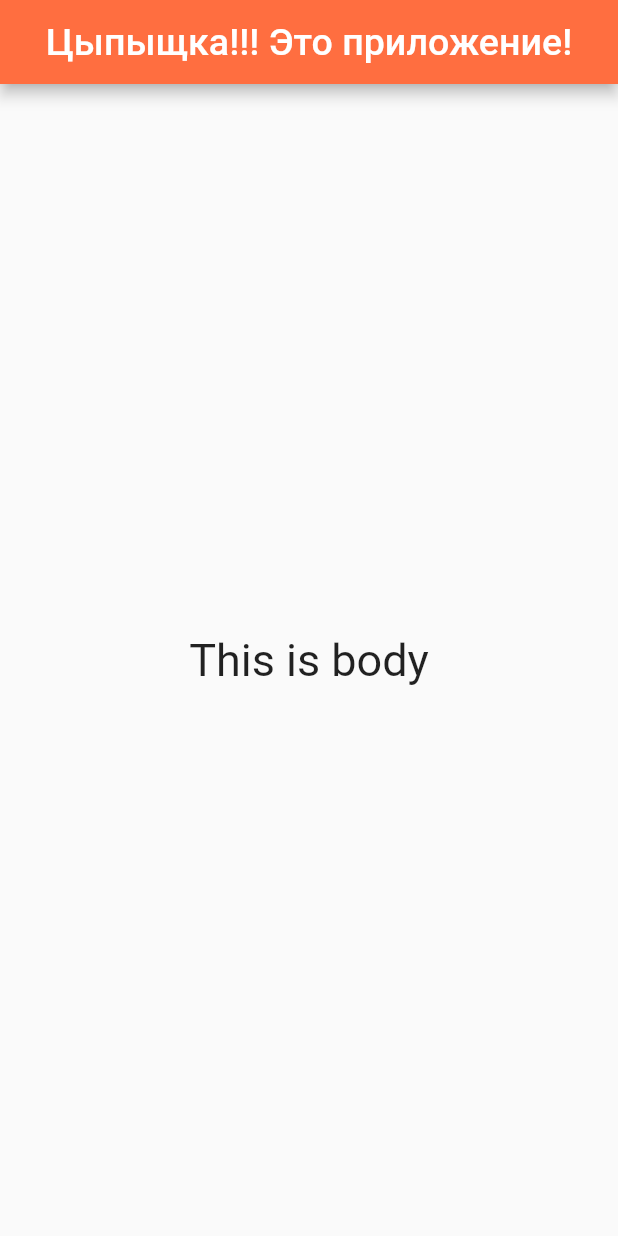
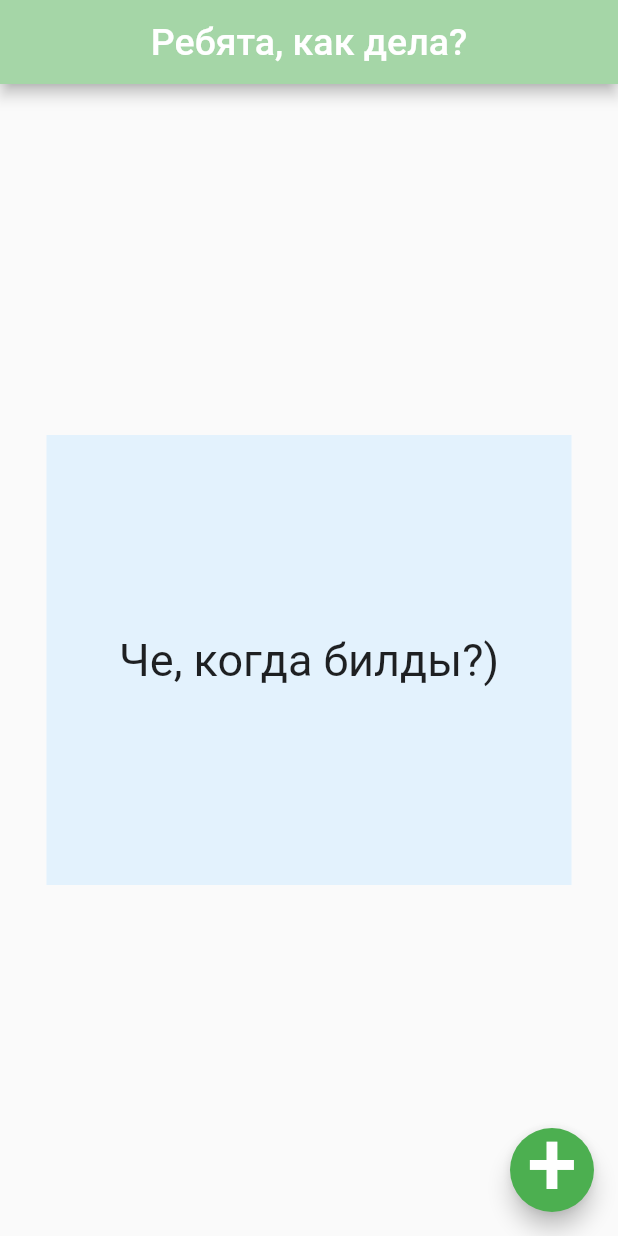
Before and after one commit to MixMax52/Flutter_app, a Flutter app: the screen it shows after launch, on a phone screen of 412 x 824 dp. Run offline on Flutter 3.47's test engine with Material 2 defaults, Android fonts, the phone set to English and light mode, and no system bars.

Commit message:
add button +

```diff
--- a/first_app/lib/main.dart
+++ b/first_app/lib/main.dart
@@ -1,6 +1,6 @@
 import 'package:flutter/material.dart';
 
-void main() => runApp(FirstApp());
+void main() => runApp(const FirstApp());
 
 class FirstApp extends StatelessWidget {
   const FirstApp({Key? key}) : super(key: key);
@@ -10,19 +10,35 @@ class FirstApp extends StatelessWidget {
     return MaterialApp(
       home: Scaffold(
         appBar: AppBar(
-          title: const Text('Цыпыщка!!! Это приложение!', style: TextStyle(
+          title: const Text('Ребята, как дела?', style: TextStyle(
             fontSize: 25,
             fontFamily: 'Roboto'
           ),),
           centerTitle: true,
-          backgroundColor: Colors.deepOrangeAccent,
+          backgroundColor: Colors.green[200],
         ),
-      body: const Center(
-        child: Text('This is body', style: TextStyle(
-          fontSize: 30,
-          fontFamily: 'Roboto',
+      body: Center(
+        child: Container(
+          width: 350.0,
+          height: 300.0,
+          alignment: Alignment.center,
+          color: Colors.blue[50],
+            child: const Text('Че, когда билды?)', style: TextStyle(
+            fontSize: 30,
+            fontFamily: 'Roboto',
+          ),
+          ),
+        ),
+      ),
+      floatingActionButton: FloatingActionButton(
+        child: const Text('+', style: TextStyle(
+            fontSize: 60,
+            height: 0.95,
         ),),
-      ),),
+          backgroundColor: Colors.green,
+        onPressed: () {},
+        ),
+      ),
     );
   }
 }
```
